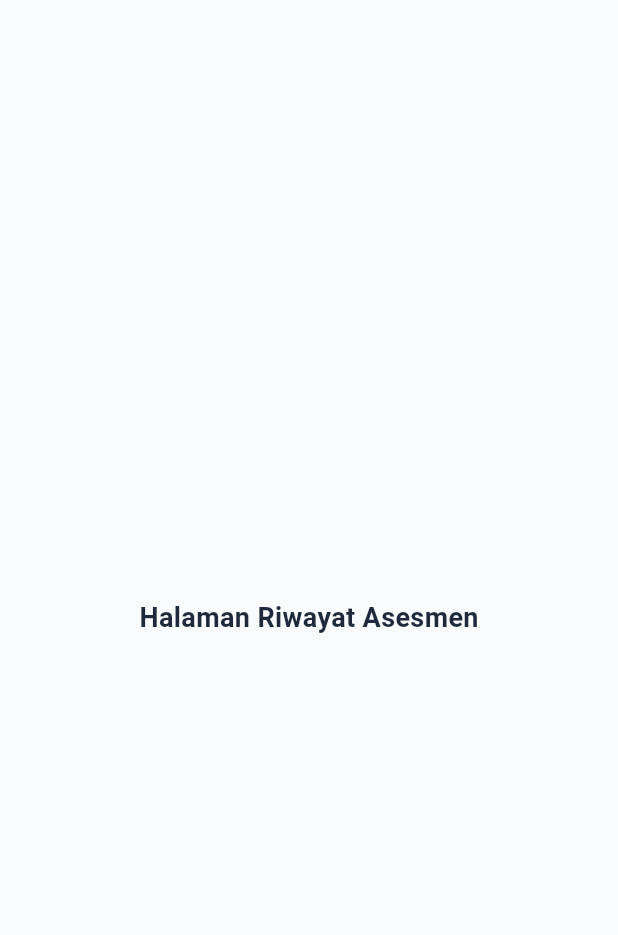
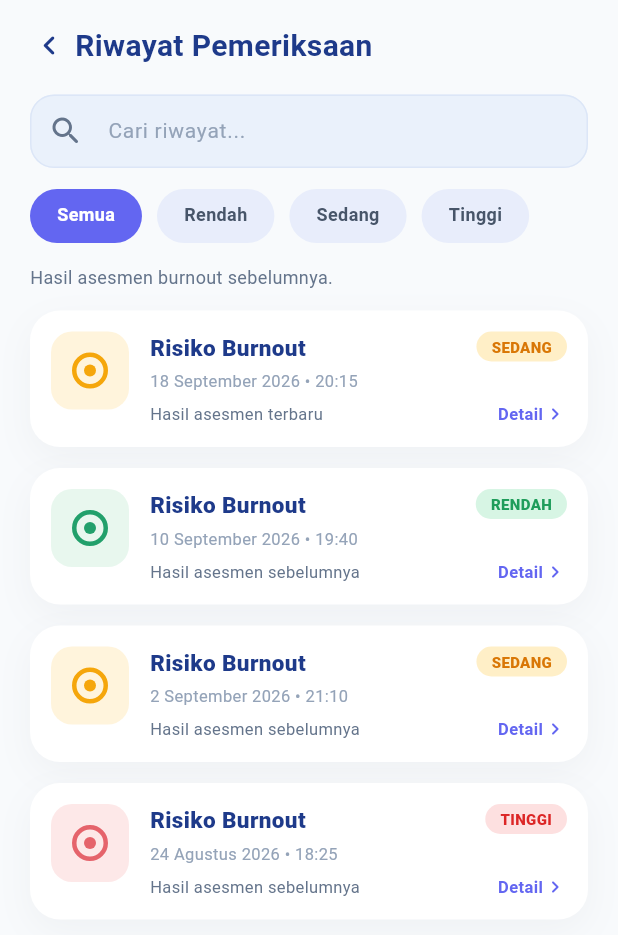
Before and after one commit to AnkaRezaa/AntiBurnout, a Flutter app: the HistoryPage screen opened directly, on a phone screen of 412 x 824 dp. Shown: the top 935 px of the screen. Run offline on Flutter 3.47's test engine with Material 3 defaults, Android fonts, the phone set to English and light mode, and no system bars; our stand-ins replace flutter_riverpod, go_router; accounts and stored records are empty.

Commit message:
update Riwayat Pemeriksaan

```diff
--- a/mobile/lib/app/navigation/main_shell.dart
+++ b/mobile/lib/app/navigation/main_shell.dart
@@ -24,7 +24,7 @@ class _MainShellState extends State<MainShell> {
     final pages = [
       DashboardPage(
         onStartSurvey: () => setState(() => _currentIndex = 1),
-        onViewHistory: () => setState(() => _currentIndex = 2),
+        onViewHistory: () => setState(() => _currentIndex = 3),
         onViewResult: () => setState(() => _currentIndex = 2),
       ),
       const SurveyIntroPage(),
--- a/mobile/lib/features/history/presentation/controllers/history_controller.dart
+++ b/mobile/lib/features/history/presentation/controllers/history_controller.dart
@@ -0,0 +1,42 @@
+import 'package:flutter_riverpod/flutter_riverpod.dart';
+
+import 'history_repository.dart';
+import 'history_state.dart';
+
+class HistoryController extends AutoDisposeNotifier<HistoryState> {
+  bool _disposed = false;
+
+  @override
+  HistoryState build() {
+    _disposed = false;
+    ref.onDispose(() => _disposed = true);
+    Future.microtask(load);
+    return const HistoryState(isLoading: true);
+  }
+
+  Future<void> load() async {
+    state = state.copyWith(isLoading: true, clearError: true);
+    try {
+      final result = await ref.read(historyRepositoryProvider).fetchHistory();
+      if (_disposed) return;
+      final sorted = [...result]..sort((a, b) => b.takenAt.compareTo(a.takenAt));
+      state = state.copyWith(items: sorted, isLoading: false);
+    } catch (_) {
+      if (_disposed) return;
+      state = state.copyWith(
+        isLoading: false,
+        errorMessage: 'Gagal memuat riwayat. Coba lagi.',
+      );
+    }
+  }
+
+  void setQuery(String query) => state = state.copyWith(query: query);
+
+  void setFilter(HistoryFilter filter) =>
+      state = state.copyWith(filter: filter);
+}
+
+final historyControllerProvider =
+    NotifierProvider.autoDispose<HistoryController, HistoryState>(
+  HistoryController.new,
+);
--- /dev/null
+++ b/mobile/lib/features/history/presentation/controllers/history_repository.dart
@@ -0,0 +1,41 @@
+import 'package:flutter_riverpod/flutter_riverpod.dart';
+
+import '../widgets/assessment_history_item.dart';
+
+abstract class HistoryRepository {
+  Future<List<AssessmentHistoryItem>> fetchHistory();
+}
+
+/// Data dummy. Ganti dengan implementasi API nanti, lalu ubah provider di bawah.
+class DummyHistoryRepository implements HistoryRepository {
+  @override
+  Future<List<AssessmentHistoryItem>> fetchHistory() async {
+    await Future.delayed(const Duration(milliseconds: 400));
+    return [
+      AssessmentHistoryItem(
+        id: '4',
+        riskLevel: RiskLevel.sedang,
+        takenAt: DateTime(2026, 9, 18, 20, 15),
+      ),
+      AssessmentHistoryItem(
+        id: '3',
+        riskLevel: RiskLevel.rendah,
+        takenAt: DateTime(2026, 9, 10, 19, 40),
+      ),
+      AssessmentHistoryItem(
+        id: '2',
+        riskLevel: RiskLevel.sedang,
+        takenAt: DateTime(2026, 9, 2, 21, 10),
+      ),
+      AssessmentHistoryItem(
+        id: '1',
+        riskLevel: RiskLevel.tinggi,
+        takenAt: DateTime(2026, 8, 24, 18, 25),
+      ),
+    ];
+  }
+}
+
+final historyRepositoryProvider = Provider<HistoryRepository>(
+  (ref) => DummyHistoryRepository(),
+);
--- a/mobile/lib/features/history/presentation/controllers/history_state.dart
+++ b/mobile/lib/features/history/presentation/controllers/history_state.dart
@@ -0,0 +1,60 @@
+import '../widgets/assessment_history_item.dart';
+
+enum HistoryFilter {
+  semua('Semua', null),
+  rendah('Rendah', RiskLevel.rendah),
+  sedang('Sedang', RiskLevel.sedang),
+  tinggi('Tinggi', RiskLevel.tinggi);
+
+  const HistoryFilter(this.label, this.risk);
+  final String label;
+  final RiskLevel? risk;
+}
+
+class HistoryState {
+  /// Semua riwayat, terurut dari yang terbaru.
+  final List<AssessmentHistoryItem> items;
+  final String query;
+  final HistoryFilter filter;
+  final bool isLoading;
+  final String? errorMessage;
+
+  const HistoryState({
+    this.items = const [],
+    this.query = '',
+    this.filter = HistoryFilter.semua,
+    this.isLoading = false,
+    this.errorMessage,
+  });
+
+  /// Id asesmen terbaru (untuk keterangan "Hasil asesmen terbaru").
+  String? get latestId => items.isEmpty ? null : items.first.id;
+
+  List<AssessmentHistoryItem> get visibleItems {
+    final q = query.trim().toLowerCase();
+    return items.where((item) {
+      final matchFilter = filter.risk == null || item.riskLevel == filter.risk;
+      final matchQuery = q.isEmpty ||
+          item.riskLevel.label.toLowerCase().contains(q) ||
+          item.dateTimeLabel.toLowerCase().contains(q);
+      return matchFilter && matchQuery;
+    }).toList();
+  }
+
+  HistoryState copyWith({
+    List<AssessmentHistoryItem>? items,
+    String? query,
+    HistoryFilter? filter,
+    bool? isLoading,
+    String? errorMessage,
+    bool clearError = false,
+  }) {
+    return HistoryState(
+      items: items ?? this.items,
+      query: query ?? this.query,
+      filter: filter ?? this.filter,
+      isLoading: isLoading ?? this.isLoading,
+      errorMessage: clearError ? null : (errorMessage ?? this.errorMessage),
+    );
+  }
+}
--- a/mobile/lib/features/history/presentation/pages/history_page.dart
+++ b/mobile/lib/features/history/presentation/pages/history_page.dart
@@ -1,24 +1,119 @@
 import 'package:flutter/material.dart';
+import 'package:flutter_riverpod/flutter_riverpod.dart';
 
-class HistoryPage extends StatelessWidget {
-  const HistoryPage({super.key});
+import '../widgets/assessment_history_item.dart';
+import '../controllers/history_controller.dart';
+import '../widgets/assessment_history_tile.dart';
+import '../widgets/history_empty_view.dart';
+import '../widgets/history_filter_bar.dart';
+import '../widgets/history_search_field.dart';
+import '../controllers/history_state.dart';
+
+class HistoryPage extends ConsumerWidget {
+  final VoidCallback? onBack;
+  final ValueChanged<AssessmentHistoryItem>? onViewDetail;
+
+  const HistoryPage({super.key, this.onBack, this.onViewDetail});
 
   @override
-  Widget build(BuildContext context) {
-    return const Scaffold(
-      backgroundColor: Color(0xFFF8FAFC),
+  Widget build(BuildContext context, WidgetRef ref) {
+    final state = ref.watch(historyControllerProvider);
+    final controller = ref.read(historyControllerProvider.notifier);
+
+    return Scaffold(
+      backgroundColor: const Color(0xFFF8FAFC),
       body: SafeArea(
-        child: Center(
-          child: Text(
-            'Halaman Riwayat Asesmen',
-            style: TextStyle(
-              fontSize: 18,
-              fontWeight: FontWeight.w700,
-              color: Color(0xFF1E293B),
-            ),
+        child: Padding(
+          padding: const EdgeInsets.fromLTRB(20, 16, 20, 0),
+          child: Column(
+            crossAxisAlignment: CrossAxisAlignment.start,
+            children: [
+              // Header
+              Row(
+                children: [
+                  InkWell(
+                    onTap: onBack,
+                    borderRadius: BorderRadius.circular(20),
+
+                      child: Icon(
+                        Icons.chevron_left_rounded,
+                        size: 26,
+                        color: Color(0xFF1E3A8A),
+                      ),
+                    ),
+
+                  const SizedBox(width: 4),
+                  const Text(
+                    'Riwayat Pemeriksaan',
+                    style: TextStyle(
+                      fontSize: 20,
+                      fontWeight: FontWeight.w700,
+                      color: Color(0xFF1E3A8A),
+                    ),
+                  ),
+                ],
+              ),
+              const SizedBox(height: 18),
+
+              HistorySearchField(onChanged: controller.setQuery),
+              const SizedBox(height: 14),
+
+              HistoryFilterBar(
+                selected: state.filter,
+                onSelected: controller.setFilter,
+              ),
+              const SizedBox(height: 14),
+
+              const Text(
+                'Hasil asesmen burnout sebelumnya.',
+                style: TextStyle(fontSize: 12, color: Color(0xFF64748B)),
+              ),
+              const SizedBox(height: 14),
+
+              Expanded(child: _buildContent(state, controller)),
+            ],
           ),
         ),
       ),
     );
   }
+
+  Widget _buildContent(HistoryState state, HistoryController controller) {
+    if (state.isLoading && state.items.isEmpty) {
+      return const Center(child: CircularProgressIndicator());
+    }
+
+    if (state.errorMessage != null) {
+      return HistoryEmptyView(
+        message: state.errorMessage!,
+        onRetry: controller.load,
+      );
+    }
+
+    final visible = state.visibleItems;
+    if (visible.isEmpty) {
+      return HistoryEmptyView(
+        message: state.items.isEmpty
+            ? 'Belum ada riwayat pemeriksaan.'
+            : 'Riwayat tidak ditemukan.',
+      );
+    }
+
+    return RefreshIndicator(
+      onRefresh: controller.load,
+      child: ListView.separated(
+        padding: const EdgeInsets.only(bottom: 16),
+        itemCount: visible.length,
+        separatorBuilder: (_, __) => const SizedBox(height: 14),
+        itemBuilder: (context, index) {
+          final item = visible[index];
+          return AssessmentHistoryTile(
+            item: item,
+            isLatest: item.id == state.latestId,
+            onDetailTap: () => onViewDetail?.call(item),
+          );
+        },
+      ),
+    );
+  }
 }
--- /dev/null
+++ b/mobile/lib/features/history/presentation/widgets/assessment_history_item.dart
@@ -0,0 +1,32 @@
+enum RiskLevel {
+  rendah('Rendah'),
+  sedang('Sedang'),
+  tinggi('Tinggi');
+
+  const RiskLevel(this.label);
+  final String label;
+}
+
+class AssessmentHistoryItem {
+  final String id;
+  final RiskLevel riskLevel;
+  final DateTime takenAt;
+
+  const AssessmentHistoryItem({
+    required this.id,
+    required this.riskLevel,
+    required this.takenAt,
+  });
+
+  static const _months = [
+    'Januari', 'Februari', 'Maret', 'April', 'Mei', 'Juni',
+    'Juli', 'Agustus', 'September', 'Oktober', 'November', 'Desember',
+  ];
+
+  /// Contoh: "18 September 2026 • 20:15"
+  String get dateTimeLabel {
+    final hh = takenAt.hour.toString().padLeft(2, '0');
+    final mm = takenAt.minute.toString().padLeft(2, '0');
+    return '${takenAt.day} ${_months[takenAt.month - 1]} ${takenAt.year} • $hh:$mm';
+  }
+}
--- a/mobile/lib/features/history/presentation/widgets/assessment_history_tile.dart
+++ b/mobile/lib/features/history/presentation/widgets/assessment_history_tile.dart
@@ -0,0 +1,201 @@
+import 'package:flutter/material.dart';
+
+import 'assessment_history_item.dart';
+
+class AssessmentHistoryTile extends StatelessWidget {
+  final AssessmentHistoryItem item;
+  final bool isLatest;
+  final VoidCallback? onDetailTap;
+
+  const AssessmentHistoryTile({
+    super.key,
+    required this.item,
+    this.isLatest = false,
+    this.onDetailTap,
+  });
+
+  @override
+  Widget build(BuildContext context) {
+    final style = _RiskStyle.of(item.riskLevel);
+
+    return Container(
+      decoration: BoxDecoration(
+        color: Colors.white,
+        borderRadius: BorderRadius.circular(20),
+        boxShadow: const [
+          BoxShadow(
+            color: Color(0x0A0F172A),
+            blurRadius: 20,
+            offset: Offset(0, 8),
+          ),
+        ],
+      ),
+      child: Material(
+        color: Colors.transparent,
+        child: InkWell(
+          borderRadius: BorderRadius.circular(20),
+          onTap: onDetailTap,
+          child: Padding(
+            padding: const EdgeInsets.all(14),
+            child: IntrinsicHeight(
+              child: Row(
+                crossAxisAlignment: CrossAxisAlignment.stretch,
+                children: [
+                  // Ikon risiko
+                  Align(
+                    alignment: Alignment.topCenter,
+                    child: Container(
+                      width: 52,
+                      height: 52,
+                      decoration: BoxDecoration(
+                        color: style.tint,
+                        borderRadius: BorderRadius.circular(14),
+                      ),
+                      child: Center(
+                        child: Container(
+                          width: 24,
+                          height: 24,
+                          decoration: BoxDecoration(
+                            shape: BoxShape.circle,
+                            border: Border.all(color: style.main, width: 3),
+                          ),
+                          child: Center(
+                            child: Container(
+                              width: 8,
+                              height: 8,
+                              decoration: BoxDecoration(
+                                shape: BoxShape.circle,
+                                color: style.main,
+                              ),
+                            ),
+                          ),
+                        ),
+                      ),
+                    ),
+                  ),
+                  const SizedBox(width: 14),
+
+                  // Judul, tanggal, keterangan
+                  Expanded(
+                    child: Column(
+                      crossAxisAlignment: CrossAxisAlignment.start,
+                      mainAxisAlignment: MainAxisAlignment.center,
+                      children: [
+                        const Text(
+                          'Risiko Burnout',
+                          style: TextStyle(
+                            fontSize: 15,
+                            fontWeight: FontWeight.w800,
+                            color: Color(0xFF1E3A8A),
+                          ),
+                        ),
+                        const SizedBox(height: 4),
+                        Text(
+                          item.dateTimeLabel,
+                          style: const TextStyle(
+                            fontSize: 11,
+                            color: Color(0xFF94A3B8),
+                          ),
+                        ),
+                        const SizedBox(height: 6),
+                        Text(
+                          isLatest
+                              ? 'Hasil asesmen terbaru'
+                              : 'Hasil asesmen sebelumnya',
+                          style: const TextStyle(
+                            fontSize: 11,
+                            color: Color(0xFF64748B),
+                          ),
+                        ),
+                      ],
+                    ),
+                  ),
+                  const SizedBox(width: 8),
+
+                  // Badge dan "Detail"
+                  Column(
+                    crossAxisAlignment: CrossAxisAlignment.end,
+                    mainAxisAlignment: MainAxisAlignment.spaceBetween,
+                    children: [
+                      Container(
+                        padding: const EdgeInsets.symmetric(
+                          horizontal: 10,
+                          vertical: 3,
+                        ),
+                        decoration: BoxDecoration(
+                          color: style.badgeBg,
+                          borderRadius: BorderRadius.circular(20),
+                        ),
+                        child: Text(
+                          item.riskLevel.label.toUpperCase(),
+                          style: TextStyle(
+                            fontSize: 10,
+                            fontWeight: FontWeight.w800,
+                            color: style.badgeText,
+                          ),
+                        ),
+                      ),
+                      const Row(
+                        mainAxisSize: MainAxisSize.min,
+                        children: [
+                          Text(
+                            'Detail',
+                            style: TextStyle(
+                              fontSize: 11,
+                              fontWeight: FontWeight.w700,
+                              color: Color(0xFF6366F1),
+                            ),
+                          ),
+                          Icon(
+                            Icons.chevron_right_rounded,
+                            size: 16,
+                            color: Color(0xFF6366F1),
+                          ),
+                        ],
+                      ),
+                    ],
+                  ),
+                ],
+              ),
+            ),
+          ),
+        ),
+      ),
+    );
+  }
+}
+
+class _RiskStyle {
+  final Color tint;
+  final Color main;
+  final Color badgeBg;
+  final Color badgeText;
+
+  const _RiskStyle({
+    required this.tint,
+    required this.main,
+    required this.badgeBg,
+    required this.badgeText,
+  });
+
+  static _RiskStyle of(RiskLevel level) => switch (level) {
+        RiskLevel.rendah => const _RiskStyle(
+            tint: Color(0xFFE8F7EE),
+            main: Color(0xFF22A06B),
+            badgeBg: Color(0xFFD7F5E4),
+            badgeText: Color(0xFF1F9D5B),
+          ),
+        RiskLevel.sedang => const _RiskStyle(
+            tint: Color(0xFFFFF4DC),
+            main: Color(0xFFF5A60B),
+            badgeBg: Color(0xFFFFEFC7),
+            badgeText: Color(0xFFD97706),
+          ),
+        RiskLevel.tinggi => const _RiskStyle(
+            tint: Color(0xFFFDE8E8),
+            main: Color(0xFFE5636B),
+            badgeBg: Color(0xFFFDE0E0),
+            badgeText: Color(0xFFDC2626),
+          ),
+      };
+}
--- a/mobile/lib/features/history/presentation/widgets/history_empty_view.dart
+++ b/mobile/lib/features/history/presentation/widgets/history_empty_view.dart
@@ -0,0 +1,32 @@
+import 'package:flutter/material.dart';
+
+class HistoryEmptyView extends StatelessWidget {
+  final String message;
+  final VoidCallback? onRetry;
+
+  const HistoryEmptyView({
+    super.key,
+    this.message = 'Belum ada riwayat pemeriksaan.',
+    this.onRetry,
+  });
+
+  @override
+  Widget build(BuildContext context) {
+    return Center(
+      child: Column(
+        mainAxisSize: MainAxisSize.min,
+        children: [
+          Text(
+            message,
+            textAlign: TextAlign.center,
+            style: const TextStyle(fontSize: 12, color: Color(0xFF64748B)),
+          ),
+          if (onRetry != null) ...[
+            const SizedBox(height: 8),
+            TextButton(onPressed: onRetry, child: const Text('Coba lagi')),
+          ],
+        ],
+      ),
+    );
+  }
+}
--- a/mobile/lib/features/history/presentation/widgets/history_filter_bar.dart
+++ b/mobile/lib/features/history/presentation/widgets/history_filter_bar.dart
@@ -0,0 +1,55 @@
+import 'package:flutter/material.dart';
+
+import '../controllers/history_state.dart';
+
+class HistoryFilterBar extends StatelessWidget {
+  final HistoryFilter selected;
+  final ValueChanged<HistoryFilter> onSelected;
+
+  const HistoryFilterBar({
+    super.key,
+    required this.selected,
+    required this.onSelected,
+  });
+
+  @override
+  Widget build(BuildContext context) {
+    const filters = HistoryFilter.values;
+
+    return SizedBox(
+      height: 36,
+      child: ListView.separated(
+        scrollDirection: Axis.horizontal,
+        itemCount: filters.length,
+        separatorBuilder: (_, __) => const SizedBox(width: 10),
+        itemBuilder: (context, index) {
+          final filter = filters[index];
+          final isSelected = filter == selected;
+
+          return Material(
+            color: isSelected
+                ? const Color(0xFF6366F1)
+                : const Color(0xFFE8EDFB),
+            borderRadius: BorderRadius.circular(20),
+            child: InkWell(
+              borderRadius: BorderRadius.circular(20),
+              onTap: () => onSelected(filter),
+              child: Padding(
+                padding:
+                    const EdgeInsets.symmetric(horizontal: 18, vertical: 8),
+                child: Text(
+                  filter.label,
+                  style: TextStyle(
+                    fontSize: 12,
+                    fontWeight: FontWeight.w600,
+                    color: isSelected ? Colors.white : const Color(0xFF475569),
+                  ),
+                ),
+              ),
+            ),
+          );
+        },
+      ),
+    );
+  }
+}
--- a/mobile/lib/features/history/presentation/widgets/history_search_field.dart
+++ b/mobile/lib/features/history/presentation/widgets/history_search_field.dart
@@ -0,0 +1,34 @@
+import 'package:flutter/material.dart';
+
+class HistorySearchField extends StatelessWidget {
+  final ValueChanged<String> onChanged;
+
+  const HistorySearchField({super.key, required this.onChanged});
+
+  static const _border = OutlineInputBorder(
+    borderRadius: BorderRadius.all(Radius.circular(16)),
+    borderSide: BorderSide(color: Color(0xFFDCE6F7)),
+  );
+
+  @override
+  Widget build(BuildContext context) {
+    return TextField(
+      onChanged: onChanged,
+      style: const TextStyle(fontSize: 14, color: Color(0xFF0F172A)),
+      decoration: const InputDecoration(
+        hintText: 'Cari riwayat...',
+        hintStyle: TextStyle(fontSize: 14, color: Color(0xFF94A3B8)),
+        prefixIcon: Icon(Icons.search_rounded, color: Color(0xFF64748B)),
+        filled: true,
+        fillColor: Color(0xFFEAF1FB),
+        contentPadding: EdgeInsets.symmetric(vertical: 14),
+        border: _border,
+        enabledBorder: _border,
+        focusedBorder: OutlineInputBorder(
+          borderRadius: BorderRadius.all(Radius.circular(16)),
+          borderSide: BorderSide(color: Color(0xFF6366F1)),
+        ),
+      ),
+    );
+  }
+}
```
